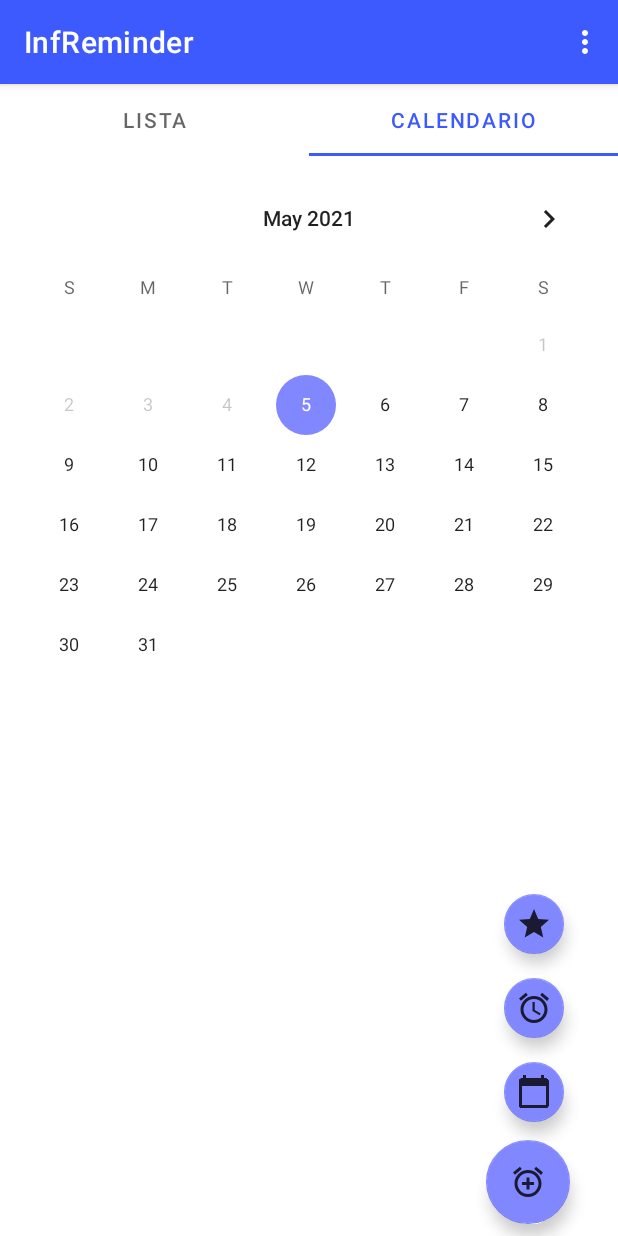
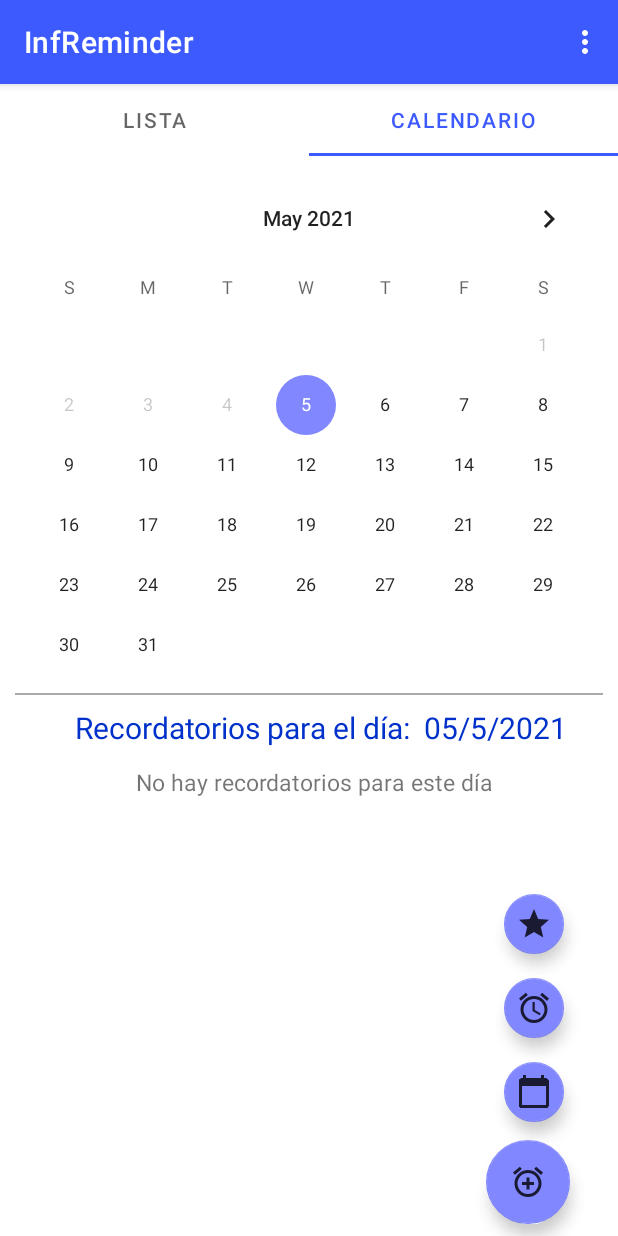
Before and after one commit to alizrui/InfReminder, an Android app: the screen it shows after launch (MainActivity), tab 2 chosen, on a phone screen of 412 x 824 dp. Run offline under Robolectric (Android 15) with nearby library versions, the phone set to English and light mode, and no system bars; our stand-ins replace Room's generated code.

Commit message:
CalendarView with text of when there are reminders

```diff
--- a/app/src/main/java/com/example/infreminder/activities/MainActivity.java
+++ b/app/src/main/java/com/example/infreminder/activities/MainActivity.java
@@ -43,7 +43,7 @@ public class MainActivity extends AppCompatActivity implements I_MainActivity {
     private TabLayout tabLayout;
     private I_MainActivityLogic logic;
     private FloatingActionButton fMain, fReminder, fAlarm, fSpecial;
-    private TextView tAlarm,tSpecial,tReminder;
+    private TextView tAlarm,tSpecial,tReminder, textVReminder;
     private boolean isOpen;
     private Animation animFabOpen, animFabClose,animFabRotateForward, animFabRotateBackward,enterLeftToRight;
 
--- a/app/src/main/java/com/example/infreminder/view/ReminderCalendarView.java
+++ b/app/src/main/java/com/example/infreminder/view/ReminderCalendarView.java
@@ -43,6 +43,7 @@ public class ReminderCalendarView extends Fragment {
     private CalendarReminderListAdapter calendarReminderListAdapter;
     public static Instant date ;
     private DatabaseAccess access;
+    private TextView  textVReminder,areReminders;
 
     @RequiresApi(api = Build.VERSION_CODES.O)
     @Nullable
@@ -51,10 +52,21 @@ public class ReminderCalendarView extends Fragment {
         View view = inflater.inflate(R.layout.fragment_calendar, container, false);
         calendar = view.findViewById(R.id.cvMainCalendar);
         recyclerView = view.findViewById(R.id.rvEventesOfDay);
+        textVReminder = view.findViewById(R.id.textVReminder);
+        areReminders= view.findViewById(R.id.areThereReminders);
+
+        // El usuario no pueda escoger en el calendario días anteriores al actual
         calendar.setMinDate(System.currentTimeMillis() - 1000);
+
+        //Cogemos el día actual y lo mostramos por pantalla
+        Calendar dte= Calendar.getInstance();
+        SimpleDateFormat sdf =  new SimpleDateFormat("dd/M/yyyy");
+        String curDate = sdf.format(dte.getTime());
+        textVReminder.setText( getString(R.string.reminder_of_day) + curDate);
 
         // date = fecha sin horas
         date = Instant.now().truncatedTo(ChronoUnit.DAYS);
+
         load();
         calendarReminderListAdapter = new CalendarReminderListAdapter(getContext(),new ArrayList<>() );
         recyclerView.setLayoutManager(new LinearLayoutManager(getActivity()));
@@ -66,6 +78,7 @@ public class ReminderCalendarView extends Fragment {
             public void onSelectedDayChange(@NonNull CalendarView view, int year, int month, int day) {
                 try {
                     date = new SimpleDateFormat("dd/M/yyyy").parse(day + "/" + (month + 1) + "/" + year).toInstant();
+                    textVReminder.setText(getString(R.string.reminder_of_day) + day + "/" + (month + 1) + "/" + year);
                 } catch (ParseException e) {
                     e.printStackTrace();
                 }
@@ -84,7 +97,14 @@ public class ReminderCalendarView extends Fragment {
     public void updateList(List<Reminder> reminderList) {
         this.reminders = reminderList;
         calendarReminderListAdapter = new CalendarReminderListAdapter(getContext(), reminders);
-        recyclerView.setAdapter(calendarReminderListAdapter);
+        // si no existen recordatorios para esa fecha entonces escribimos que no hay recordatorios en la pantalla
+        if (reminderList.isEmpty()){
+            areReminders.setVisibility(View.VISIBLE);
+            areReminders.setText(getString(R.string.no_reminder));
+        }else {
+         // si no, invisibilizamos el texto y pasamos la lista al adapter
+            areReminders.setVisibility(View.INVISIBLE);}
+            recyclerView.setAdapter(calendarReminderListAdapter);
     }
 
     @Override
--- a/app/src/main/res/layout/fragment_calendar.xml
+++ b/app/src/main/res/layout/fragment_calendar.xml
@@ -16,6 +16,38 @@
         app:layout_constraintEnd_toEndOf="parent"
         app:layout_constraintStart_toStartOf="parent"
         app:layout_constraintTop_toTopOf="parent" />
+    <View
+        android:layout_width="match_parent"
+        android:layout_height="1dp"
+        android:layout_marginTop="4dp"
+
+        android:layout_marginStart="10dp"
+        android:layout_marginEnd="10dp"
+        android:background="@android:color/darker_gray"/>
+    <TextView
+        android:id="@+id/textVReminder"
+        android:layout_width="wrap_content"
+        android:layout_height="wrap_content"
+        android:textSize="20sp"
+        android:layout_gravity="center"
+        android:layout_marginStart="8dp"
+        android:layout_marginBottom="8dp"
+        android:layout_marginTop="8dp"
+        android:textColor="@color/blue_3"
+        >
+    </TextView>
+
+   <TextView
+       android:id="@+id/areThereReminders"
+       android:layout_width="wrap_content"
+       android:layout_height="wrap_content"
+       android:textSize="15sp"
+       android:layout_marginStart="4dp"
+       android:layout_marginTop="4dp"
+       android:layout_gravity="center"
+       >
+
+   </TextView>
     <ScrollView
         android:layout_width="match_parent"
         android:layout_height="match_parent">
--- a/app/src/main/res/values/strings.xml
+++ b/app/src/main/res/values/strings.xml
@@ -68,5 +68,7 @@
     <string name="reply_notify">Responder</string>
     <string name="create_special">Crear Especial</string>
     <string name="special_created">Especial creado</string>
+    <string name="reminder_of_day">"Recordatorios para el día:  "</string>
+    <string name="no_reminder">No hay recordatorios para este día</string>
 
 </resources>
```
Also changed, not shown: 2 other files.
